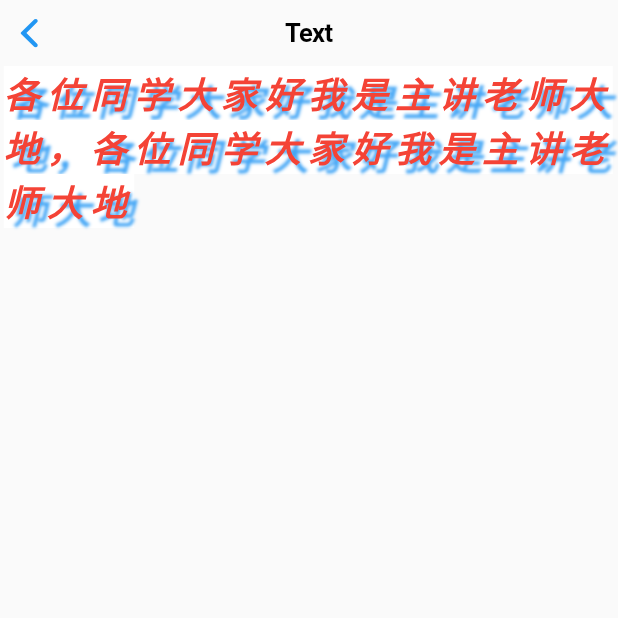
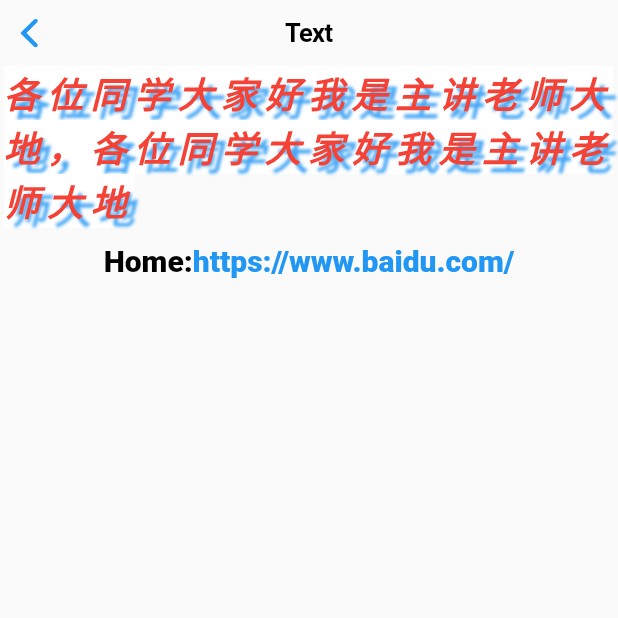
Before and after one commit to huangMingHua/flutter_study, a Flutter app: the TextDemo screen opened directly, on a phone screen of 412 x 824 dp, the top half of it. Run offline on Flutter 3.47's test engine with Material 2 defaults, Android fonts, the phone set to English and light mode, and no system bars; network calls fail.

Commit message:
no message

```diff
--- a/lib/pages/uiDemo/1TextDemo.dart
+++ b/lib/pages/uiDemo/1TextDemo.dart
@@ -1,15 +1,25 @@
+import 'package:flutter/gestures.dart';
 import 'package:flutter/material.dart';
 import 'package:flutter/cupertino.dart';
 
 class TextDemo extends StatelessWidget {
   @override
   Widget build(BuildContext context) {
+    final _tapRecognizer = TapGestureRecognizer();
+    var tapIndex = 0;
+    _tapRecognizer.onTap = () {
+      tapIndex++;
+      print('点击了url $tapIndex 次');
+    };
+
     return CupertinoPageScaffold(
       navigationBar: CupertinoNavigationBar(
         middle: Text('Text'),
         backgroundColor: Color(0xffffffff),
       ),
-      child: Text('各位同学大家好我是主讲老师大地，各位同学大家好我是主讲老师大地',
+      child: Column(
+        children: <Widget>[
+          Text('各位同学大家好我是主讲老师大地，各位同学大家好我是主讲老师大地',
               //文本对齐方式,center,left,right justfy(两端对齐)
               textAlign: TextAlign.left,
               //文字超出容器之后的处理方式(clip 裁剪，fade 渐隐，ellipsis 省略号)
@@ -62,6 +72,26 @@ class TextDemo extends StatelessWidget {
                         offset: Offset(5, 5),
                         blurRadius: 2)
                   ])),
+          SizedBox(height: 10,),
+          //富文本
+          Text.rich(TextSpan(children: <InlineSpan>[
+            TextSpan(
+                text: 'Home:',
+                style: TextStyle(
+                    fontSize: 20,
+                    decoration: TextDecoration.none,
+                    color: Colors.black)),
+            TextSpan(
+                text: 'https://www.baidu.com/',
+                recognizer: _tapRecognizer,
+                style: TextStyle(
+                  fontSize: 20,
+                  color: Colors.blue,
+                  decoration: TextDecoration.none,
+                ))
+          ]))
+        ],
+      ),
     );
   }
 }
--- a/lib/pages/uiDemo/3ImageDemo.dart
+++ b/lib/pages/uiDemo/3ImageDemo.dart
@@ -7,7 +7,7 @@ class ImageDemo extends StatelessWidget {
     ;
     return CupertinoPageScaffold(
       navigationBar: CupertinoNavigationBar(
-        middle: Text('ContainerDemo'),
+        middle: Text('ImageDemo'),
         backgroundColor: Color(0xffffffff),
       ),
       child: Center(
--- a/lib/pages/uiDemo/6GridViewDemo.dart
+++ b/lib/pages/uiDemo/6GridViewDemo.dart
@@ -6,7 +6,7 @@ class GridViewDemo extends StatelessWidget {
   Widget build(BuildContext context) {
     return CupertinoPageScaffold(
       navigationBar: CupertinoNavigationBar(
-        middle: Text('Text'),
+        middle: Text('GridViewDemo'),
         backgroundColor: Color(0xffffffff),
       ),
       child: GridView.builder(
--- a/lib/pages/uiDemo/7FlexLayoutDemo.dart
+++ b/lib/pages/uiDemo/7FlexLayoutDemo.dart
@@ -6,7 +6,7 @@ class FlexLayoutDemo extends StatelessWidget {
   Widget build(BuildContext context) {
     return CupertinoPageScaffold(
       navigationBar: CupertinoNavigationBar(
-        middle: Text('Text'),
+        middle: Text('FlexLayoutDemo'),
         backgroundColor: Color(0xffffffff),
       ),
       child: Column(
```
Also changed, not shown: 1 other file. Lines whose indentation alone changed are shown as unchanged.
